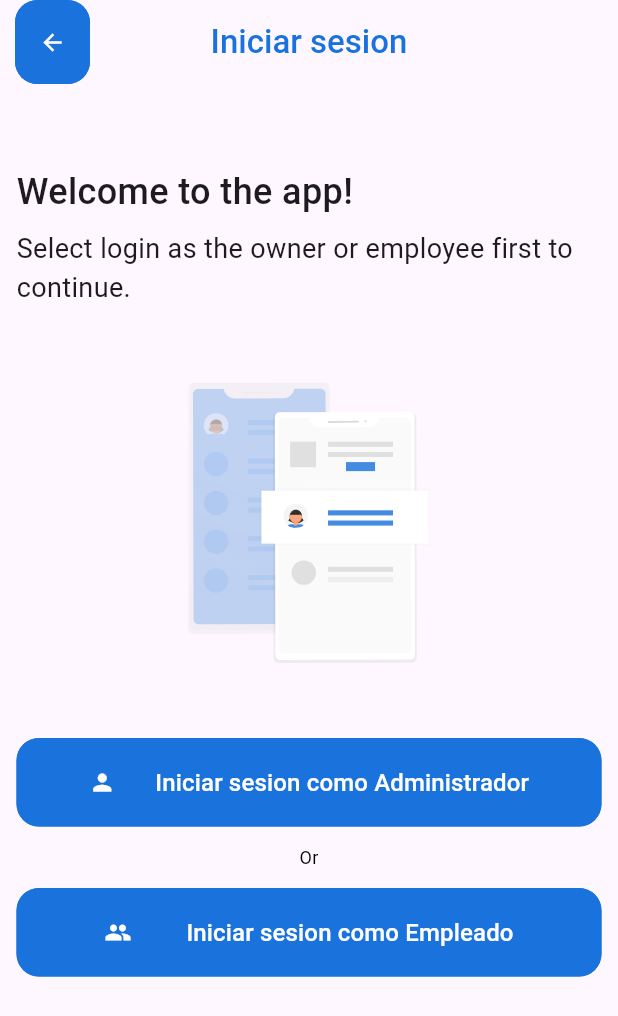
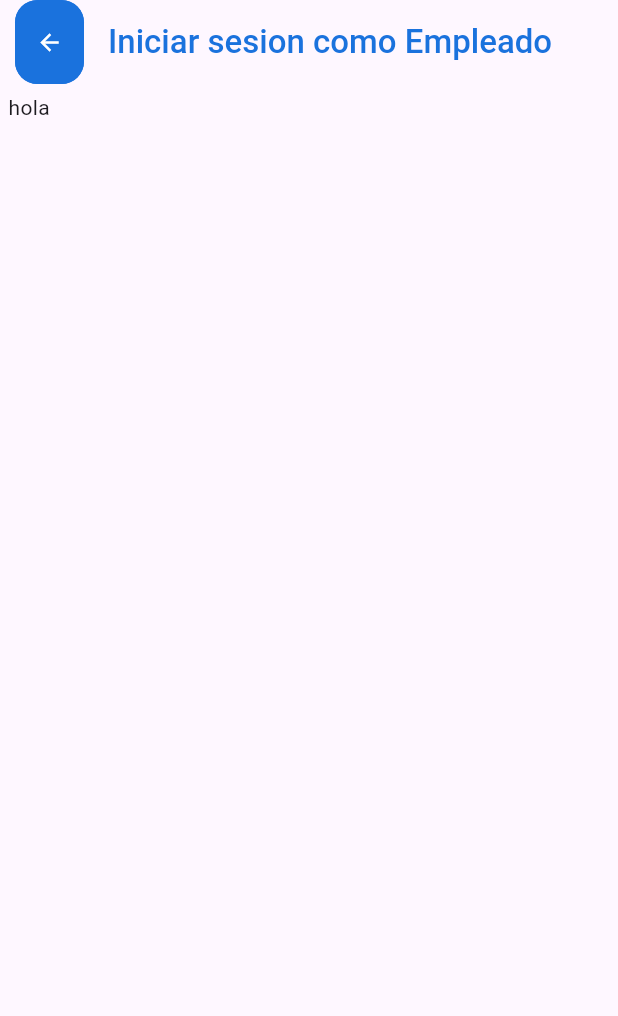
Before and after one commit to gustavosantaella/inventory, a Flutter app: the LoginAsOwnerOrEmployee screen opened by its route, after a tap on "Iniciar sesion como Empleado", on a phone screen of 412 x 824 dp. Shown: the top 1016 px of the screen. Run offline on Flutter 3.47's test engine with Material 3 defaults, Android fonts, the phone set to English and light mode, and no system bars; our stand-ins replace flutter_svg.

Commit message:
advance: log ing as screen

```diff
--- /dev/null
+++ b/point_of_sales/lib/helpers/styles/text.dart
@@ -0,0 +1,6 @@
+import 'package:flutter/material.dart';
+import 'package:point_of_sales/config/constants.dart';
+
+TextStyle primaryColorTitle() {
+  return TextStyle(color: ConstApp.colors().blue, fontWeight: FontWeight.w500);
+}
--- a/point_of_sales/lib/main.dart
+++ b/point_of_sales/lib/main.dart
@@ -3,6 +3,7 @@ import 'dart:ui';
 import 'package:flutter/material.dart';
 import 'package:point_of_sales/modules/auth/screens/login_or_signin.dart';
 import 'package:point_of_sales/modules/auth/screens/login_as_owner_or_employee.dart';
+import 'package:point_of_sales/modules/auth/screens/login_as.dart';
 
 void main() {
   DartPluginRegistrant.ensureInitialized();
@@ -40,7 +41,8 @@ class MyApp extends StatelessWidget {
       initialRoute: '/login-signin',
       routes: {
         "/login-signin": (context) => const LoginOrSigin(),
-        "/login": (context) => const LoginAsOwnerOrEmployee()
+        "/login": (context) => const LoginAsOwnerOrEmployee(),
+        "/login-as": (context) => const LoginAs(),
       },
     );
   }
--- /dev/null
+++ b/point_of_sales/lib/modules/auth/screens/login_as.dart
@@ -0,0 +1,43 @@
+import 'package:flutter/material.dart';
+import 'package:point_of_sales/config/constants.dart';
+import 'package:point_of_sales/helpers/lang.dart';
+import 'package:point_of_sales/helpers/styles/text.dart';
+import 'package:point_of_sales/widgets/app_bar_back_button.dart';
+
+class LoginAs extends StatefulWidget {
+  const LoginAs({super.key});
+
+  @override
+  State<StatefulWidget> createState() {
+    return _LoginAsState();
+  }
+}
+
+class _LoginAsState extends State<LoginAs> {
+  @override
+  initState() {
+    super.initState();
+  }
+
+  @override
+  Widget build(BuildContext context) {
+    final args =
+        ModalRoute.of(context)!.settings.arguments as Map<String, String>;
+    return Scaffold(
+        appBar: AppBar(
+          centerTitle: true,
+          leading: backButton(() {
+            Navigator.pop(context);
+          }),
+          title: Text(
+            lang("Log in as ${args['type']}"),
+            style: primaryColorTitle(),
+          ),
+        ),
+        body: SingleChildScrollView(
+            child: SafeArea(
+                child: Padding(
+                    padding: EdgeInsets.all(ConstApp.padding),
+                    child: Text("hola")))));
+  }
+}
--- a/point_of_sales/lib/modules/auth/screens/login_as_owner_or_employee.dart
+++ b/point_of_sales/lib/modules/auth/screens/login_as_owner_or_employee.dart
@@ -89,7 +89,10 @@ class _LoginAsOwnerOrEmployeeState extends State<LoginAsOwnerOrEmployee> {
                 ),
                 const SizedBox(height: 12),
                 TextButton(
-                    onPressed: () {},
+                    onPressed: () async {
+                      await Navigator.pushNamed(context, "/login-as",
+                          arguments: {"type": "Employee"});
+                    },
                     style: buttonStyle(borderRadius: 15),
                     child: Padding(
                       padding: const EdgeInsets.all(10),
--- a/point_of_sales/lib/modules/auth/screens/login_or_signin.dart
+++ b/point_of_sales/lib/modules/auth/screens/login_or_signin.dart
@@ -1,5 +1,4 @@
 import 'package:flutter/material.dart';
-import 'package:flutter/widgets.dart';
 import 'package:flutter_svg/svg.dart';
 import 'package:point_of_sales/config/constants.dart';
 import 'package:point_of_sales/helpers/lang.dart';
```
